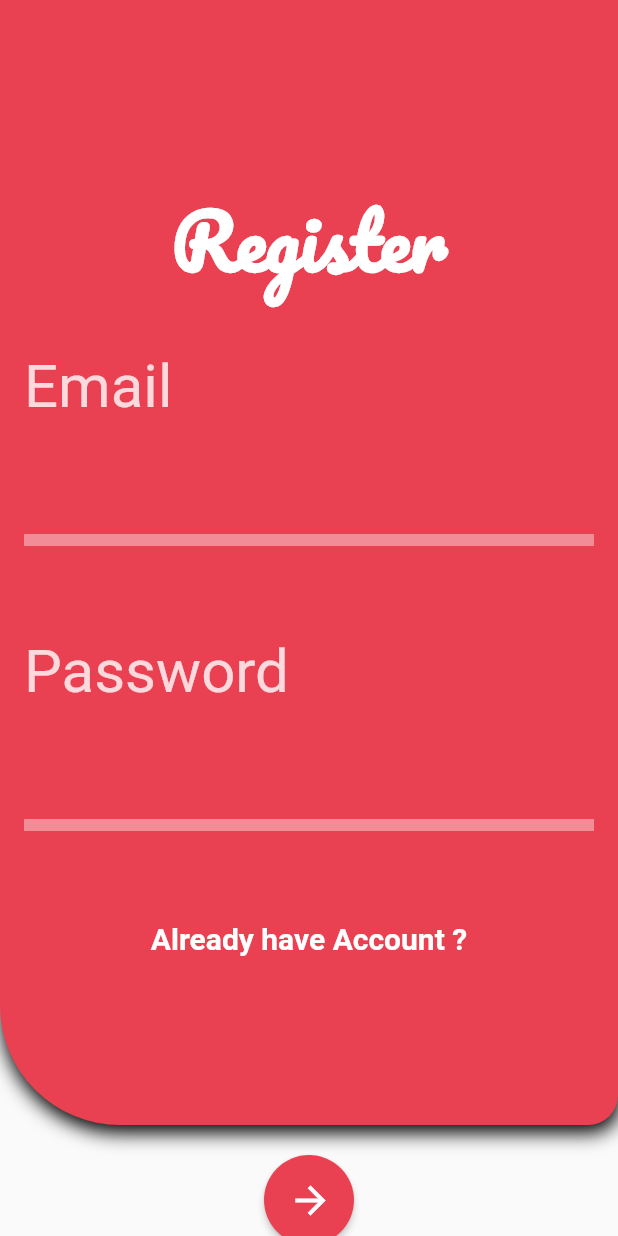
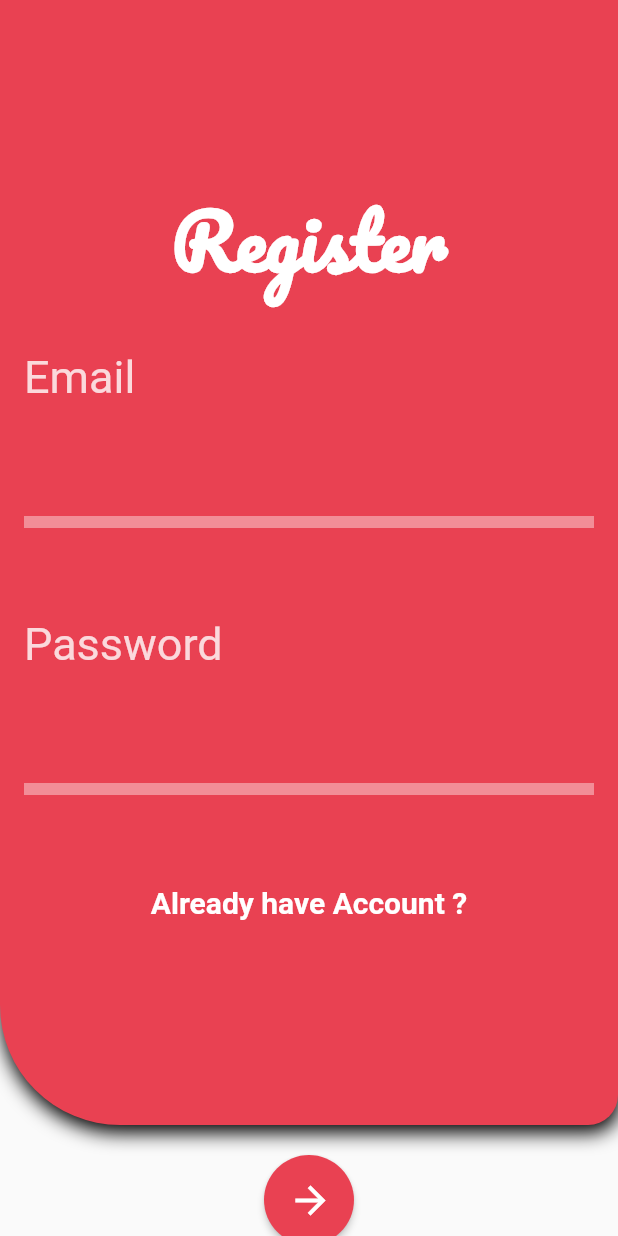
Before and after one commit to simjeongsoo/spring-flutter, a Flutter app: the screen it shows after launch, after a tap on "Dont have Account ?", on a phone screen of 412 x 824 dp. Run offline on Flutter 3.47's test engine with Material 2 defaults, Android fonts, the phone set to English and light mode, and no system bars; our stand-ins replace google_fonts, google_maps_flutter.

Commit message:
email, password 폰트 수정

```diff
--- a/test_flutter_app/lib/Screens/login.dart
+++ b/test_flutter_app/lib/Screens/login.dart
@@ -79,7 +79,7 @@ class _LoginState extends State<Login> {
                             "Email",
                             style: GoogleFonts.roboto(
                               // fontWeight: FontWeight.bold,
-                              fontSize: 40,
+                              fontSize: 30,
                               color: Color.fromRGBO(255, 255, 255, 0.8),
                             ),
                           ),
@@ -115,7 +115,7 @@ class _LoginState extends State<Login> {
                             "Password",
                             style: GoogleFonts.roboto(
                               // fontWeight: FontWeight.bold,
-                              fontSize: 40,
+                              fontSize: 30,
                               color: Color.fromRGBO(255, 255, 255, 0.8),
                             ),
                           ),
--- a/test_flutter_app/lib/Screens/register.dart
+++ b/test_flutter_app/lib/Screens/register.dart
@@ -72,7 +72,7 @@ class _RegisterState extends State<Register> {
                             "Email",
                             style: GoogleFonts.roboto(
                               // fontWeight: FontWeight.bold,
-                              fontSize: 40,
+                              fontSize: 30,
                               color: Color.fromRGBO(255, 255, 255, 0.8),
                             ),
                           ),
@@ -108,7 +108,7 @@ class _RegisterState extends State<Register> {
                             "Password",
                             style: GoogleFonts.roboto(
                               // fontWeight: FontWeight.bold,
-                              fontSize: 40,
+                              fontSize: 30,
                               color: Color.fromRGBO(255, 255, 255, 0.8),
                             ),
                           ),
```
